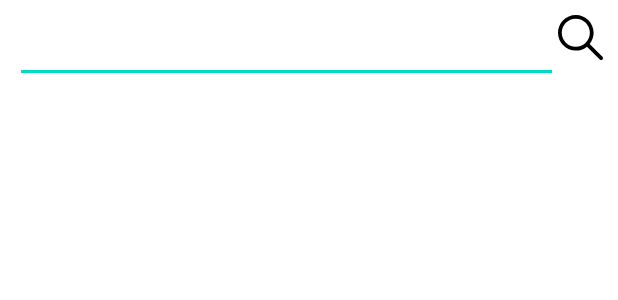
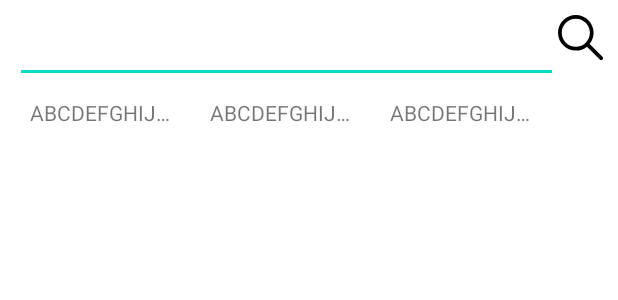
Before and after one commit to galmaegi/ItBook, an Android app: the layout fragment_search.xml on its own in the app's theme, with its tools: preview values and no code run, on a phone screen of 412 x 824 dp. Shown: the top 300 px of the screen. Run offline under Robolectric (Android 15) with nearby library versions, the phone set to English and light mode, and no system bars; network calls fail.

Commit message:
Implement search history

```diff
--- a/app/src/main/java/com/example/sendbirdapp/MainActivity.kt
+++ b/app/src/main/java/com/example/sendbirdapp/MainActivity.kt
@@ -28,6 +28,7 @@ class MainActivity : AppCompatActivity() {
         setContentView(binding.root)
         binding.viewpager.adapter = ActivityFragmentStateAdapter(this)
         binding.viewpager.registerOnPageChangeCallback(pageChangeCallback)
+        binding.viewpager.isUserInputEnabled = false
         binding.navView.setOnItemSelectedListener {
             when (it.itemId) {
                 R.id.navigation_new -> {
--- a/app/src/main/res/layout/fragment_search.xml
+++ b/app/src/main/res/layout/fragment_search.xml
@@ -4,8 +4,8 @@
     xmlns:tools="http://schemas.android.com/tools"
     android:layout_width="match_parent"
     android:layout_height="match_parent"
+    android:paddingLeft="10dp"
     android:paddingTop="10dp"
-    android:paddingLeft="10dp"
     android:paddingRight="10dp"
     tools:context=".ui.search.SearchFragment">
 
@@ -16,7 +16,7 @@
       android:imeOptions="actionDone"
       android:lines="1"
       android:singleLine="true"
-      app:layout_constraintBottom_toTopOf="@id/list"
+      app:layout_constraintBottom_toTopOf="@id/history_list"
       app:layout_constraintLeft_toLeftOf="parent"
       app:layout_constraintRight_toLeftOf="@id/search_button"
       app:layout_constraintTop_toTopOf="parent" />
@@ -33,13 +33,25 @@
       app:layout_constraintTop_toTopOf="parent" />
 
   <androidx.recyclerview.widget.RecyclerView
-      android:id="@+id/list"
+      android:id="@+id/history_list"
+      android:layout_width="0dp"
+      android:layout_height="wrap_content"
+      android:orientation="horizontal"
+      app:layoutManager="androidx.recyclerview.widget.LinearLayoutManager"
+      app:layout_constraintBottom_toTopOf="@id/search_list"
+      app:layout_constraintLeft_toLeftOf="parent"
+      app:layout_constraintRight_toRightOf="parent"
+      app:layout_constraintTop_toBottomOf="@id/search_text"
+      tools:listitem="@layout/item_history" />
+
+  <androidx.recyclerview.widget.RecyclerView
+      android:id="@+id/search_list"
       android:layout_width="0dp"
       android:layout_height="0dp"
       app:layout_constraintBottom_toBottomOf="parent"
       app:layout_constraintEnd_toEndOf="parent"
       app:layout_constraintStart_toStartOf="parent"
-      app:layout_constraintTop_toBottomOf="@id/search_text"
+      app:layout_constraintTop_toBottomOf="@id/history_list"
       tools:listitem="@layout/item_book" />
 
 </androidx.constraintlayout.widget.ConstraintLayout>
--- /dev/null
+++ b/app/src/main/res/layout/item_history.xml
@@ -0,0 +1,22 @@
+<?xml version="1.0" encoding="utf-8"?>
+<androidx.constraintlayout.widget.ConstraintLayout xmlns:android="http://schemas.android.com/apk/res/android"
+    xmlns:app="http://schemas.android.com/apk/res-auto"
+    xmlns:tools="http://schemas.android.com/tools"
+    android:layout_width="wrap_content"
+    android:layout_height="wrap_content"
+    android:padding="10dp">
+
+  <androidx.appcompat.widget.AppCompatTextView
+      android:id="@+id/history"
+      android:layout_width="100dp"
+      android:layout_height="wrap_content"
+      android:ellipsize="end"
+      android:maxLines="1"
+      android:textAlignment="textStart"
+      app:layout_constraintLeft_toLeftOf="parent"
+      app:layout_constraintRight_toRightOf="parent"
+      app:layout_constraintTop_toTopOf="parent"
+      app:layout_constraintBottom_toBottomOf="parent"
+      tools:text="ABCDEFGHIJKLMNOP" />
+
+</androidx.constraintlayout.widget.ConstraintLayout>
```
Also changed, not shown: app/src/main/java/com/example/sendbirdapp/network/ItBookApi.kt (+12 -5 lines), app/src/main/java/com/example/sendbirdapp/ui/search/HistoryListAdapter.kt (added, +63 -0 lines), app/src/main/java/com/example/sendbirdapp/ui/search/SearchFragment.kt (+34 -11 lines), app/src/main/java/com/example/sendbirdapp/ui/search/SearchViewModel.kt (+28 -4 lines).
